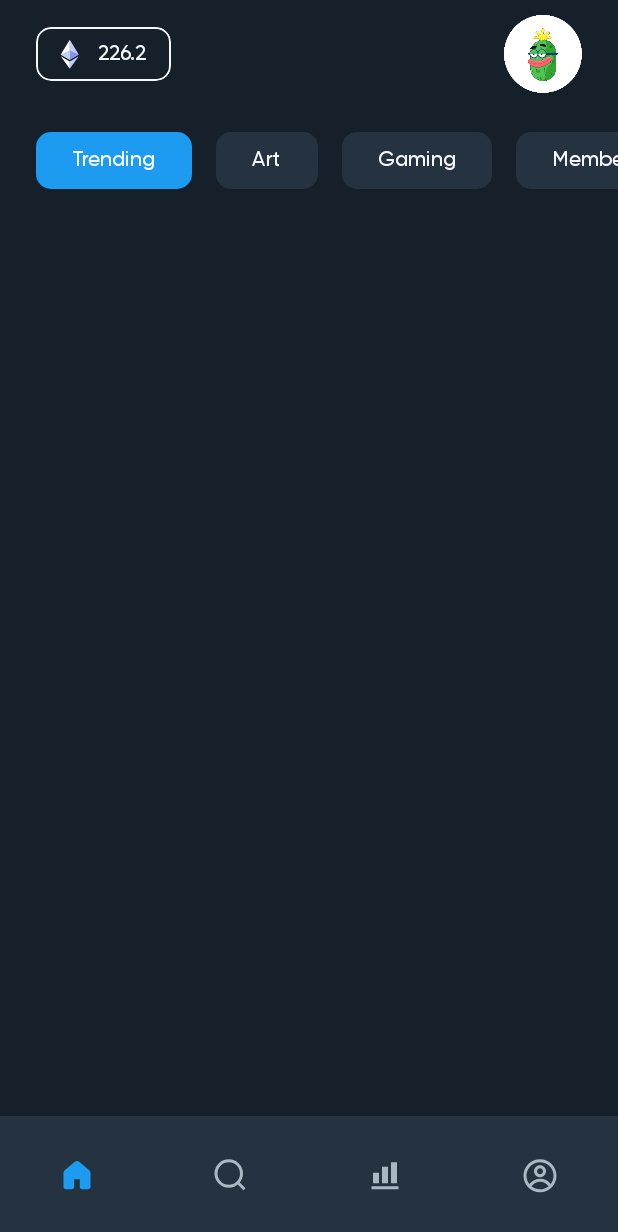
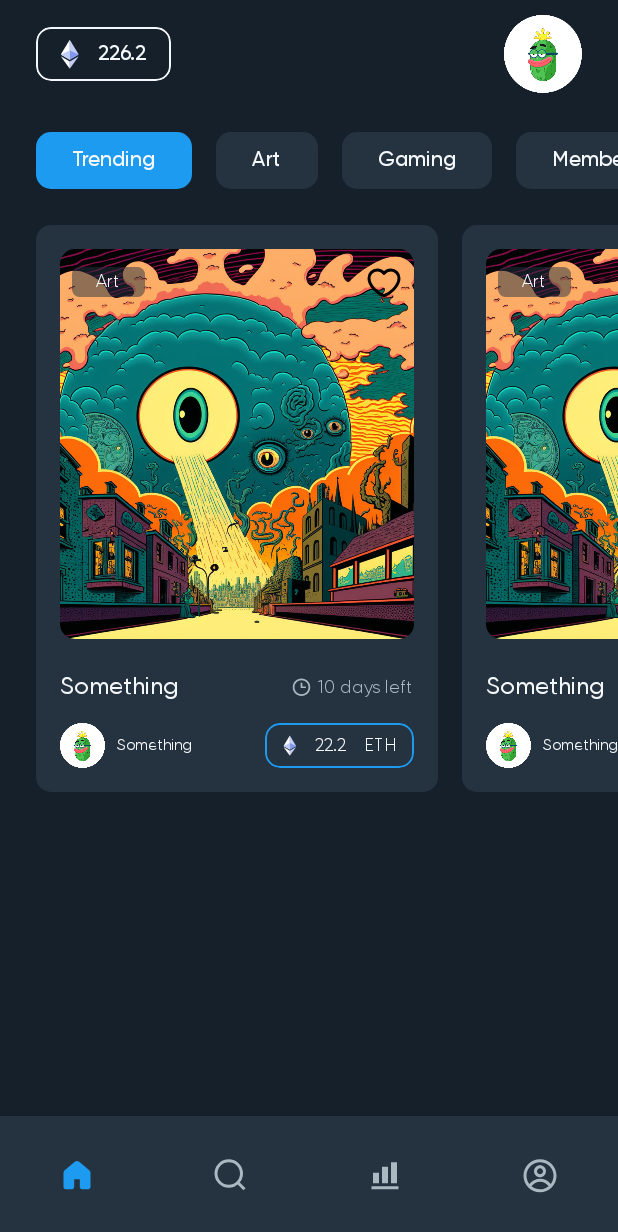
Before and after one commit to slothdeboss/EnEfTe, an Android app built with Jetpack Compose: the screen it shows after launch (MainActivity), on a phone screen of 412 x 824 dp. Shown: the top 1232 px of the screen. Run offline under Robolectric (Android 15) with nearby library versions, the phone set to English and light mode, and no system bars.

Commit message:
Added PriceBox to separate AccountBalance component from all other usages. Implemented TrendingListingLot.kt and TrendingListingsBar.kt to display required data. Added dummy_image.png as placeholder while implementing listings list.

```diff
--- a/app/src/main/java/com/slothdeboss/enefte/domain/listings/TrendingListing.kt
+++ b/app/src/main/java/com/slothdeboss/enefte/domain/listings/TrendingListing.kt
@@ -1,6 +1,7 @@
 package com.slothdeboss.enefte.domain.listings
 
 import androidx.annotation.DrawableRes
+import com.slothdeboss.enefte.R
 
 data class TrendingListing(
     val id: Int,
@@ -10,7 +11,28 @@ data class TrendingListing(
     val collection: ListingCollection,
     val expireDate: String,
     val isLiked: Boolean
-)
+) {
+
+    companion object {
+
+        // TODO - remove this method after trending listings list implementation
+        fun default(): TrendingListing {
+            return TrendingListing(
+                id = 0,
+                category = "Art",
+                image = R.drawable.dummy_image,
+                price = 22.2,
+                collection = ListingCollection(
+                    image = R.drawable.ic_ethereum,
+                    name = "Something",
+                    isVerified = false
+                ),
+                expireDate = "",
+                isLiked = false
+            )
+        }
+    }
+}
 
 data class ListingCollection(
     @DrawableRes val image: Int,
--- /dev/null
+++ b/app/src/main/java/com/slothdeboss/enefte/ui/components/ExpireDateLabel.kt
@@ -0,0 +1,51 @@
+package com.slothdeboss.enefte.ui.components
+
+import androidx.compose.foundation.layout.Arrangement
+import androidx.compose.foundation.layout.Row
+import androidx.compose.material3.Icon
+import androidx.compose.material3.Text
+import androidx.compose.runtime.Composable
+import androidx.compose.ui.Alignment
+import androidx.compose.ui.Modifier
+import androidx.compose.ui.res.painterResource
+import androidx.compose.ui.res.stringResource
+import androidx.compose.ui.tooling.preview.Preview
+import com.slothdeboss.enefte.R
+import com.slothdeboss.enefte.ui.theme.EnEfTeTheme
+
+@Composable
+fun ExpireDateLabel(
+    daysLeft: Int,
+    modifier: Modifier = Modifier,
+) {
+    val dimensions = EnEfTeTheme.dimensions
+    val typography = EnEfTeTheme.typography
+    val colors = EnEfTeTheme.colors
+
+    Row(
+        modifier = modifier,
+        horizontalArrangement = Arrangement.spacedBy(dimensions.dimension4),
+        verticalAlignment = Alignment.CenterVertically
+    ) {
+        Icon(painter = painterResource(
+            id = R.drawable.ic_time),
+            contentDescription = null,
+            tint = colors.grayLight
+        )
+
+        Text(
+            text = stringResource(id = R.string.days_left, daysLeft),
+            style = typography.caption.copy(color = colors.grayLight)
+        )
+    }
+}
+
+@Preview
+@Composable
+private fun Preview() {
+    EnEfTeTheme {
+        ExpireDateLabel(
+            daysLeft = 10
+        )
+    }
+}
--- /dev/null
+++ b/app/src/main/java/com/slothdeboss/enefte/ui/components/balance/PriceBox.kt
@@ -0,0 +1,116 @@
+package com.slothdeboss.enefte.ui.components.balance
+
+import androidx.compose.foundation.Image
+import androidx.compose.foundation.border
+import androidx.compose.foundation.clickable
+import androidx.compose.foundation.layout.Arrangement
+import androidx.compose.foundation.layout.Box
+import androidx.compose.foundation.layout.Row
+import androidx.compose.foundation.layout.height
+import androidx.compose.foundation.layout.padding
+import androidx.compose.foundation.layout.wrapContentWidth
+import androidx.compose.foundation.shape.RoundedCornerShape
+import androidx.compose.material3.Text
+import androidx.compose.runtime.Composable
+import androidx.compose.ui.Alignment
+import androidx.compose.ui.Modifier
+import androidx.compose.ui.draw.clip
+import androidx.compose.ui.graphics.Color
+import androidx.compose.ui.res.painterResource
+import androidx.compose.ui.res.stringResource
+import androidx.compose.ui.text.TextStyle
+import androidx.compose.ui.tooling.preview.Preview
+import androidx.compose.ui.unit.Dp
+import androidx.compose.ui.unit.dp
+import com.slothdeboss.enefte.R
+import com.slothdeboss.enefte.ui.theme.EnEfTeTheme
+
+@Composable
+fun PriceBox(
+    value: Double,
+    modifier: Modifier = Modifier,
+    colors: PriceBoxColors = PriceBoxDefaults.colors(),
+    paddings: PriceBoxPaddings = PriceBoxDefaults.paddings(),
+    textStyle: TextStyle = EnEfTeTheme.typography.caption,
+    onClick: () -> Unit = {}
+) {
+
+    val dimensions = EnEfTeTheme.dimensions
+
+    Box(
+        modifier = modifier
+            .clickable { onClick() }
+            .clip(RoundedCornerShape(10.dp))
+            .border(color = colors.borderColor, width = 1.dp, shape = RoundedCornerShape(10.dp)),
+    ) {
+        Row(
+            modifier = Modifier
+                .wrapContentWidth()
+                .padding(
+                    horizontal = paddings.horizontal,
+                    vertical = paddings.vertical
+                ),
+            verticalAlignment = Alignment.CenterVertically,
+            horizontalArrangement = Arrangement.spacedBy(dimensions.dimension12)
+        ) {
+            Image(
+                modifier = modifier.height(dimensions.dimension20),
+                painter = painterResource(id = R.drawable.ic_ethereum),
+                contentDescription = null
+            )
+
+            Text(
+                text = value.toString(),
+                style = textStyle.copy(color = colors.textColor)
+            )
+
+            Text(
+                text = stringResource(id = R.string.eth),
+                style = textStyle.copy(color = colors.textColor)
+            )
+        }
+    }
+}
+
+object PriceBoxDefaults {
+
+    @Composable
+    fun colors(
+        textColor: Color = EnEfTeTheme.colors.white,
+        borderColor: Color = EnEfTeTheme.colors.white,
+    ): PriceBoxColors {
+        return PriceBoxColors(
+            textColor = textColor,
+            borderColor = borderColor
+        )
+    }
+
+    @Composable
+    fun paddings(
+        horizontal: Dp = EnEfTeTheme.dimensions.dimension12,
+        vertical: Dp = EnEfTeTheme.dimensions.dimension8
+    ): PriceBoxPaddings {
+        return PriceBoxPaddings(
+            horizontal = horizontal,
+            vertical = vertical
+        )
+    }
+}
+
+data class PriceBoxColors(
+    val textColor: Color,
+    val borderColor: Color
+)
+
+data class PriceBoxPaddings(
+    val horizontal: Dp,
+    val vertical: Dp
+)
+
+@Preview
+@Composable
+private fun Preview() {
+    EnEfTeTheme {
+        PriceBox(value = 1.5)
+    }
+}
--- /dev/null
+++ b/app/src/main/java/com/slothdeboss/enefte/ui/components/listing/TrendingListingLot.kt
@@ -0,0 +1,165 @@
+package com.slothdeboss.enefte.ui.components.listing
+
+import androidx.compose.foundation.Image
+import androidx.compose.foundation.background
+import androidx.compose.foundation.clickable
+import androidx.compose.foundation.layout.Arrangement
+import androidx.compose.foundation.layout.Box
+import androidx.compose.foundation.layout.Column
+import androidx.compose.foundation.layout.Row
+import androidx.compose.foundation.layout.Spacer
+import androidx.compose.foundation.layout.fillMaxSize
+import androidx.compose.foundation.layout.fillMaxWidth
+import androidx.compose.foundation.layout.height
+import androidx.compose.foundation.layout.padding
+import androidx.compose.foundation.layout.requiredHeight
+import androidx.compose.foundation.layout.width
+import androidx.compose.foundation.shape.RoundedCornerShape
+import androidx.compose.material.Icon
+import androidx.compose.material.Surface
+import androidx.compose.material3.Text
+import androidx.compose.runtime.Composable
+import androidx.compose.ui.Alignment
+import androidx.compose.ui.Modifier
+import androidx.compose.ui.draw.clip
+import androidx.compose.ui.layout.ContentScale
+import androidx.compose.ui.res.painterResource
+import androidx.compose.ui.tooling.preview.Preview
+import androidx.compose.ui.unit.dp
+import com.slothdeboss.enefte.R
+import com.slothdeboss.enefte.domain.listings.TrendingListing
+import com.slothdeboss.enefte.ui.components.ExpireDateLabel
+import com.slothdeboss.enefte.ui.components.balance.PriceBox
+import com.slothdeboss.enefte.ui.components.balance.PriceBoxDefaults
+import com.slothdeboss.enefte.ui.theme.EnEfTeTheme
+
+private const val REQUIRED_CARD_WIDTH = 268
+private const val DEFAULT_DAYS_LEFT = 10
+
+// TODO - split into smaller reusable components, add some UI logic to this card
+@Composable
+fun TrendingListingLot(
+    listing: TrendingListing,
+    onClick: (item: TrendingListing) -> Unit,
+    modifier: Modifier = Modifier
+) {
+
+    val colors = EnEfTeTheme.colors
+    val typography = EnEfTeTheme.typography
+    val dimensions = EnEfTeTheme.dimensions
+
+    Column(
+        modifier = modifier
+            .clickable { onClick(listing) }
+            .width(REQUIRED_CARD_WIDTH.dp)
+            .background(
+                color = colors.secondary,
+                shape = RoundedCornerShape(10.dp)
+            )
+            .padding(dimensions.dimension16)
+    ) {
+        Box(
+            modifier = Modifier
+                .requiredHeight(260.dp)
+                .clip(RoundedCornerShape(10.dp))
+        ) {
+            Image(
+                modifier = Modifier.fillMaxSize(),
+                painter = painterResource(id = listing.image),
+                contentScale = ContentScale.FillHeight,
+                contentDescription = null
+            )
+
+            Row(
+                modifier = Modifier
+                    .fillMaxWidth()
+                    .padding(
+                        vertical = dimensions.dimension10,
+                        horizontal = dimensions.dimension8
+                    )
+                    .align(Alignment.TopCenter),
+                verticalAlignment = Alignment.CenterVertically,
+                horizontalArrangement = Arrangement.SpaceBetween
+            ) {
+                Surface(
+                    shape = RoundedCornerShape(5.dp),
+                    color = colors.secondary.copy(alpha = 0.5f)
+                ) {
+                    Text(
+                        modifier = Modifier.padding(
+                            horizontal = dimensions.dimension16,
+                            vertical = dimensions.dimension4
+                        ),
+                        text = listing.category,
+                        style = typography.caption.copy(color = colors.white)
+                    )
+                }
+
+                Icon(
+                    modifier = Modifier.clickable { },
+                    painter = painterResource(id = R.drawable.ic_like_empty),
+                    contentDescription = null
+                )
+            }
+        }
+
+        Spacer(modifier = Modifier.height(dimensions.dimension24))
+
+        Row(
+            modifier = Modifier.fillMaxWidth(),
+            horizontalArrangement = Arrangement.SpaceBetween,
+            verticalAlignment = Alignment.CenterVertically
+        ) {
+            Text(
+                text = listing.collection.name,
+                style = typography.body.copy(color = colors.white)
+            )
+
+            ExpireDateLabel(daysLeft = DEFAULT_DAYS_LEFT)
+        }
+
+        Spacer(modifier = Modifier.height(dimensions.dimension16))
+
+        Row(
+            modifier = Modifier
+                .height(30.dp)
+                .fillMaxWidth(),
+            horizontalArrangement = Arrangement.SpaceBetween,
+            verticalAlignment = Alignment.CenterVertically
+        ) {
+            Row(
+                verticalAlignment = Alignment.CenterVertically,
+                horizontalArrangement = Arrangement.spacedBy(dimensions.dimension8)
+            ) {
+                Image(
+                    painter = painterResource(id = R.drawable.ic_pfp),
+                    contentDescription = null
+                )
+
+                Text(
+                    text = listing.collection.name,
+                    style = typography.smallCaption.copy(color = colors.white)
+                )
+            }
+
+            PriceBox(
+                value = 22.2,
+                colors = PriceBoxDefaults.colors(
+                    borderColor = colors.primary
+                )
+            )
+        }
+
+    }
+}
+
+@Preview
+@Composable
+private fun Preview() {
+    EnEfTeTheme {
+        TrendingListingLot(
+            listing = TrendingListing.default(),
+            onClick = {}
+        )
+    }
+}
--- /dev/null
+++ b/app/src/main/java/com/slothdeboss/enefte/ui/components/listing/TrendingListingsBar.kt
@@ -0,0 +1,51 @@
+package com.slothdeboss.enefte.ui.components.listing
+
+import androidx.compose.foundation.layout.Arrangement
+import androidx.compose.foundation.layout.PaddingValues
+import androidx.compose.foundation.lazy.LazyListState
+import androidx.compose.foundation.lazy.LazyRow
+import androidx.compose.foundation.lazy.items
+import androidx.compose.foundation.lazy.rememberLazyListState
+import androidx.compose.runtime.Composable
+import androidx.compose.ui.Modifier
+import androidx.compose.ui.tooling.preview.Preview
+import androidx.compose.ui.unit.Dp
+import com.slothdeboss.enefte.domain.listings.TrendingListing
+import com.slothdeboss.enefte.ui.theme.EnEfTeTheme
+
+@Composable
+fun TrendingListingsBar(
+    listings: List<TrendingListing>,
+    onItemClick: (item: TrendingListing) -> Unit,
+    state: LazyListState,
+    modifier: Modifier = Modifier,
+    spaceBy: Dp = EnEfTeTheme.dimensions.dimension16,
+    contentPadding: PaddingValues = PaddingValues()
+) {
+    LazyRow(
+        modifier = modifier,
+        state = state,
+        horizontalArrangement = Arrangement.spacedBy(spaceBy),
+        contentPadding = contentPadding
+    ) {
+        items(items = listings) { item ->
+            TrendingListingLot(
+                listing = item,
+                onClick = onItemClick
+            )
+        }
+    }
+
+}
+
+@Preview
+@Composable
+private fun Preview() {
+    EnEfTeTheme {
+        TrendingListingsBar(
+            listings = listOf(),
+            onItemClick = {},
+            state = rememberLazyListState()
+        )
+    }
+}
--- a/app/src/main/java/com/slothdeboss/enefte/ui/components/topAppBar/HomeTopAppBar.kt
+++ b/app/src/main/java/com/slothdeboss/enefte/ui/components/topAppBar/HomeTopAppBar.kt
@@ -1,6 +1,5 @@
 package com.slothdeboss.enefte.ui.components.topAppBar
 
-import androidx.annotation.DrawableRes
 import androidx.compose.foundation.Image
 import androidx.compose.foundation.clickable
 import androidx.compose.foundation.layout.Arrangement
--- a/app/src/main/java/com/slothdeboss/enefte/ui/screens/home/HomeScreen.kt
+++ b/app/src/main/java/com/slothdeboss/enefte/ui/screens/home/HomeScreen.kt
@@ -5,7 +5,6 @@ import androidx.compose.foundation.gestures.scrollable
 import androidx.compose.foundation.layout.Column
 import androidx.compose.foundation.layout.PaddingValues
 import androidx.compose.foundation.layout.fillMaxSize
-import androidx.compose.foundation.layout.offset
 import androidx.compose.foundation.layout.padding
 import androidx.compose.foundation.lazy.rememberLazyListState
 import androidx.compose.foundation.rememberScrollState
@@ -13,6 +12,8 @@ import androidx.compose.material3.Scaffold
 import androidx.compose.runtime.Composable
 import androidx.compose.ui.Modifier
 import androidx.compose.ui.tooling.preview.Preview
+import com.slothdeboss.enefte.domain.listings.TrendingListing
+import com.slothdeboss.enefte.ui.components.listing.TrendingListingsBar
 import com.slothdeboss.enefte.ui.components.tag.FilterTagsBar
 import com.slothdeboss.enefte.ui.components.topAppBar.HomeTopAppBar
 import com.slothdeboss.enefte.ui.screens.home.entity.HomeState
@@ -55,6 +56,21 @@ fun HomeScreen(
                     vertical = dimensions.dimension16
                 )
             )
+
+            // TODO - add proper listings list later and snap effect
+            TrendingListingsBar(
+                listings = listOf(
+                    TrendingListing.default(),
+                    TrendingListing.default(),
+                    TrendingListing.default()
+                ),
+                onItemClick = {},
+                state = rememberLazyListState(),
+                contentPadding = PaddingValues(
+                    horizontal = dimensions.dimension24,
+                    vertical = dimensions.dimension8
+                )
+            )
         }
     }
 }
--- a/app/src/main/java/com/slothdeboss/enefte/ui/theme/Dimensions.kt
+++ b/app/src/main/java/com/slothdeboss/enefte/ui/theme/Dimensions.kt
@@ -8,6 +8,7 @@ val Dimensions = EnEfTeDimensions(
     dimension2 = 2.dp,
     dimension4 = 4.dp,
     dimension8 = 8.dp,
+    dimension10 = 10.dp,
     dimension12 = 12.dp,
     dimension16 = 16.dp,
     dimension20 = 20.dp,
@@ -23,6 +24,7 @@ data class EnEfTeDimensions(
     val dimension2: Dp = Dp.Unspecified,
     val dimension4: Dp = Dp.Unspecified,
     val dimension8: Dp = Dp.Unspecified,
+    val dimension10: Dp = Dp.Unspecified,
     val dimension12: Dp = Dp.Unspecified,
     val dimension16: Dp = Dp.Unspecified,
     val dimension20: Dp = Dp.Unspecified,
--- /dev/null
+++ b/app/src/main/res/drawable/ic_like_empty.xml
@@ -0,0 +1,13 @@
+<vector xmlns:android="http://schemas.android.com/apk/res/android"
+    android:width="24dp"
+    android:height="24dp"
+    android:viewportWidth="24"
+    android:viewportHeight="24">
+  <path
+      android:pathData="M7.5,4C4.463,4 2,6.463 2,9.5C2,15 8.5,20 12,21.163C15.5,20 22,15 22,9.5C22,6.463 19.538,4 16.5,4C14.64,4 12.995,4.924 12,6.337C11.493,5.615 10.819,5.025 10.036,4.618C9.252,4.211 8.383,3.999 7.5,4Z"
+      android:strokeLineJoin="round"
+      android:strokeWidth="2"
+      android:fillColor="#00000000"
+      android:strokeColor="#253341"
+      android:strokeLineCap="round"/>
+</vector>
--- /dev/null
+++ b/app/src/main/res/drawable/ic_time.xml
@@ -0,0 +1,12 @@
+<vector xmlns:android="http://schemas.android.com/apk/res/android"
+    android:width="14dp"
+    android:height="15dp"
+    android:viewportWidth="14"
+    android:viewportHeight="15">
+  <path
+      android:pathData="M7,1.667C3.783,1.667 1.167,4.283 1.167,7.5C1.167,10.717 3.783,13.333 7,13.333C10.217,13.333 12.833,10.717 12.833,7.5C12.833,4.283 10.217,1.667 7,1.667ZM7,12.167C4.427,12.167 2.333,10.073 2.333,7.5C2.333,4.927 4.427,2.833 7,2.833C9.573,2.833 11.667,4.927 11.667,7.5C11.667,10.073 9.573,12.167 7,12.167Z"
+      android:fillColor="#AAB8C2"/>
+  <path
+      android:pathData="M7.583,4.583H6.417V8.083H9.917V6.917H7.583V4.583Z"
+      android:fillColor="#AAB8C2"/>
+</vector>
--- a/app/src/main/res/values/strings.xml
+++ b/app/src/main/res/values/strings.xml
@@ -35,6 +35,8 @@
     <string name="email_is_invalid">Email is invalid</string>
     <string name="username_is_to_short">Username is to short</string>
     <string name="something_went_wrong">Something went wrong</string>
+    <string name="days_left">%d days left</string>
+    <string name="eth">ETH</string>
 
     <string-array name="home_filter_tags">
         <item>Trending</item>
```
Also changed, not shown: app/src/main/res/drawable/dummy_image.png (added).
